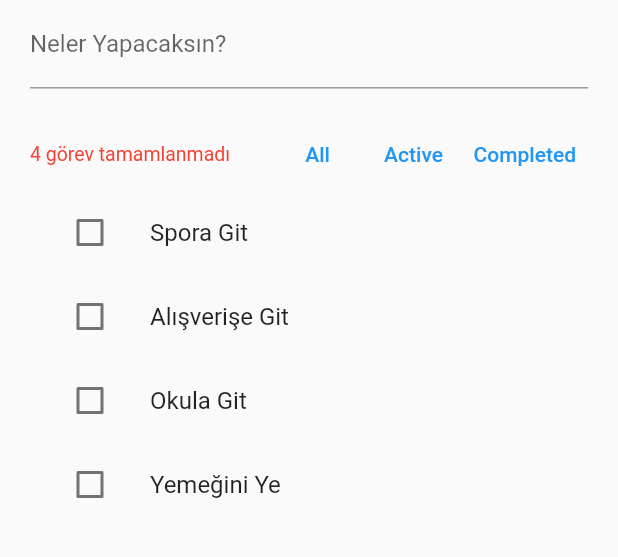
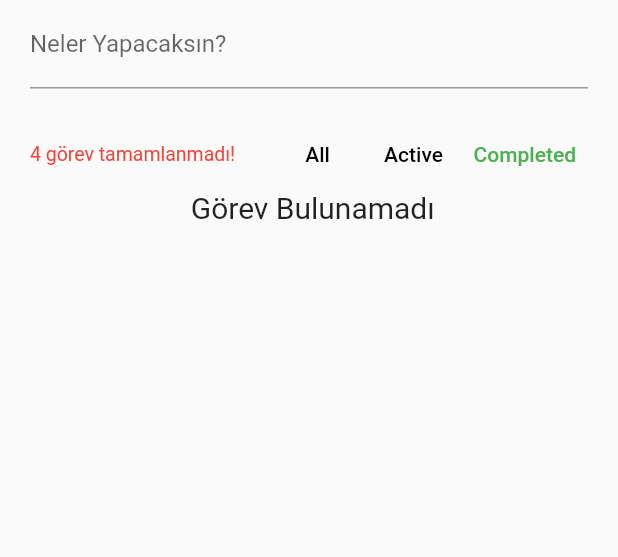
Before and after one commit to TarkanKara/Todo_App_Provider-Riverpod, a Flutter app: the screen it shows after launch, after a tap on "Completed", on a phone screen of 412 x 824 dp, the part 210-767 px from its top. Run offline on Flutter 3.47's test engine with Material 2 defaults, Android fonts, the phone set to English and light mode, and no system bars; our stand-ins replace flutter_riverpod.

Commit message:
Filtering done with provider

```diff
--- a/lib/providers/all_providers.dart
+++ b/lib/providers/all_providers.dart
@@ -19,8 +19,33 @@ final providerTodo = StateNotifierProvider<TodoListManager, List<TodoModel>>(
   },
 );
 
-final unCompletedTodoCount = Provider<int>((ref) {
-  final allTodo = ref.watch(providerTodo);
-  final count = allTodo.where((element) => !element.completed).length;
-  return count;
-});
+final unCompletedTodoCount = Provider<int>(
+  (ref) {
+    final allTodo = ref.watch(providerTodo);
+    final count = allTodo.where((element) => !element.completed).length;
+    return count;
+  },
+);
+
+enum TodoListFilter { all, active, completed }
+
+final todoListFilter =
+    StateProvider<TodoListFilter>(((ref) => TodoListFilter.all));
+
+final filteredTodoList = Provider<List<TodoModel>>(
+  (ref) {
+    final filter = ref.watch(todoListFilter);
+    final todoList = ref.watch(providerTodo);
+
+    switch (filter) {
+      case TodoListFilter.all:
+        return todoList;
+
+      case TodoListFilter.active:
+        return todoList.where((element) => element.completed).toList();
+
+      case TodoListFilter.completed:
+        return todoList.where((element) => !element.completed).toList();
+    }
+  },
+);
--- a/lib/todo_app.dart
+++ b/lib/todo_app.dart
@@ -8,11 +8,19 @@ import 'providers/all_providers.dart';
 class TodoApp extends ConsumerWidget {
   TodoApp({super.key});
 
+  var filterColor = TodoListFilter.all;
+
+  Color textFilterColor(TodoListFilter color) {
+    return filterColor == color ? Colors.green : Colors.black;
+  }
+
   final newTodoController = TextEditingController();
 
   @override
   Widget build(BuildContext context, WidgetRef ref) {
-    var allTodos = ref.watch(providerTodo);
+    var allTodos = ref.watch(filteredTodoList);
+    filterColor = ref.watch(todoListFilter);
+
     return Scaffold(
       appBar: AppBar(
         backgroundColor: Colors.transparent,
@@ -53,11 +61,42 @@ class TodoApp extends ConsumerWidget {
                 ),
               ),
               */
-              newToltip("All", "All todos"),
-              newToltip("Active", "Only Uncompleted todo"),
-              newToltip("Completed", "Only completed todo"),
+              newToltip(
+                "All",
+                "All todos",
+                () {
+                  ref.read(todoListFilter.notifier).state = TodoListFilter.all;
+                },
+                textFilterColor(TodoListFilter.all),
+              ),
+              newToltip(
+                "Active",
+                "Only Uncompleted todo",
+                () {
+                  ref.read(todoListFilter.notifier).state =
+                      TodoListFilter.completed;
+                },
+                textFilterColor(TodoListFilter.completed),
+              ),
+              newToltip(
+                "Completed",
+                "Only completed todo",
+                () {
+                  ref.read(todoListFilter.notifier).state =
+                      TodoListFilter.active;
+                },
+                textFilterColor(TodoListFilter.active),
+              ),
             ],
           ),
+          allTodos.isEmpty
+              ? const Center(
+                  child: Text(
+                    " Görev Bulunamadı",
+                    style: TextStyle(fontSize: 20),
+                  ),
+                )
+              : const SizedBox(),
           for (var i = 0; i < allTodos.length; i++)
             //Dismissible Widgeti sağa ve soğa kaydırarak silme işlemi
             Dismissible(
@@ -73,11 +112,15 @@ class TodoApp extends ConsumerWidget {
     );
   }
 
-  Tooltip newToltip(String listTileWidget, message) {
+  Tooltip newToltip(
+      String listTileWidget, message, void Function() onPress, Color colors) {
     return Tooltip(
       message: message,
       child: TextButton(
-        onPressed: () {},
+        style: TextButton.styleFrom(
+          foregroundColor: colors,
+        ),
+        onPressed: onPress,
         child: Text(listTileWidget),
       ),
     );
@@ -97,12 +140,12 @@ class newComplatedTodo extends ConsumerWidget {
         ref.watch(providerTodo).where((element) => !element.completed).length; */
     //Provider kullanıldı. Todo düzenleme sırasında bidaha tetiklenmesin diye
     int complatedTodos = ref.watch(unCompletedTodoCount);
-    print("tetiklend,");
+    print("tetiklendi");
     return Expanded(
       child: Text(
         complatedTodos == 0
             ? "Yeni Görev ekle"
-            : "$complatedTodos görev tamamlanmadı",
+            : "$complatedTodos görev tamamlanmadı!",
         overflow: TextOverflow.ellipsis,
         style: const TextStyle(
           fontSize: 13,
```
